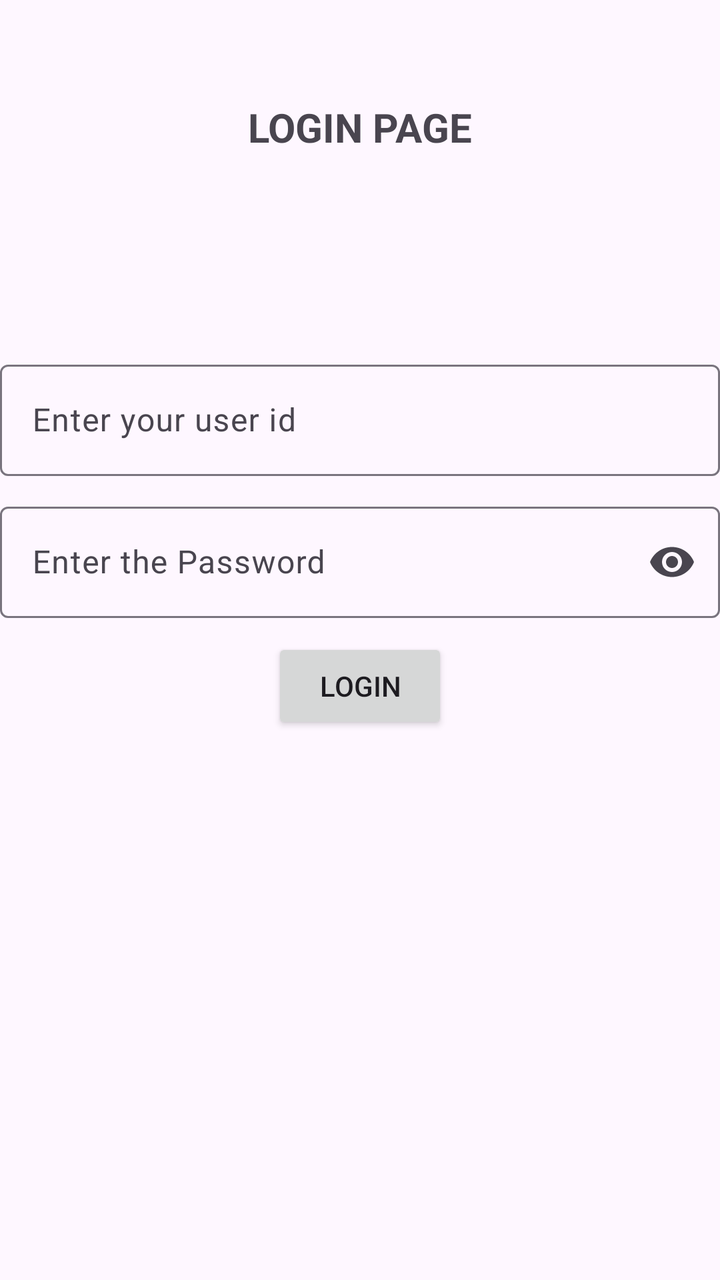
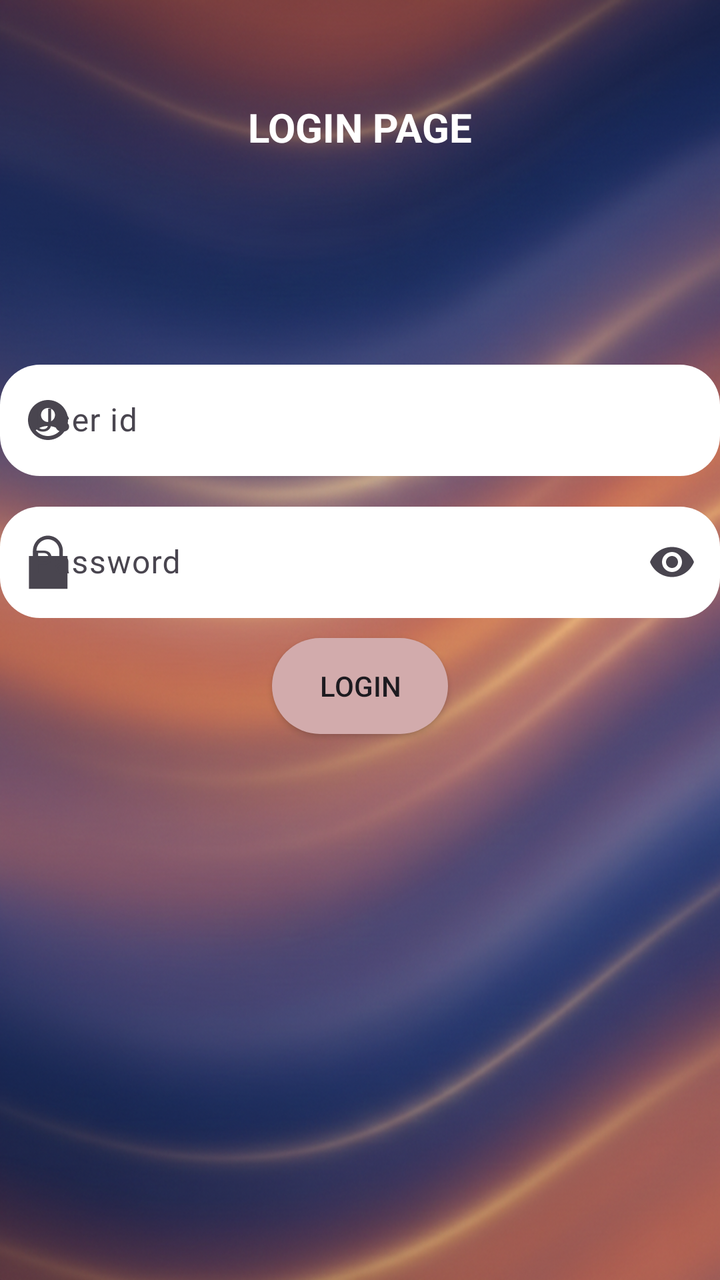

Screens rendered from an Android XML layout before and after an edit, with the pre-edit source and the edit as a unified diff.
<!-- AndroidManifest.xml: application theme Theme.CollegeEventManager -->
<!-- res/layout/activity_login_page.xml -->
<?xml version="1.0" encoding="utf-8"?>
<LinearLayout
    xmlns:android="http://schemas.android.com/apk/res/android"
    xmlns:tools="http://schemas.android.com/tools"
    xmlns:app="http://schemas.android.com/apk/res-auto"
    android:id="@+id/main"
    android:layout_width="match_parent"
    android:layout_height="match_parent"
    android:orientation="vertical"
    tools:context=".LoginPage">
    <TextView
        android:layout_width="wrap_content"
        android:layout_height="wrap_content"
        android:text="LOGIN PAGE"
        android:layout_gravity="center"
        android:layout_margin="50dp"
        android:textStyle="bold"
        android:textSize="20sp"/>

    <com.google.android.material.textfield.TextInputLayout
        android:layout_width="match_parent"
        android:layout_height="wrap_content"
        android:layout_marginTop="50dp"
       >

        <com.google.android.material.textfield.TextInputEditText
            android:layout_width="match_parent"
            android:layout_height="wrap_content"
            android:hint="Enter your user id"
            android:id="@+id/userId"/>
    </com.google.android.material.textfield.TextInputLayout>

    <com.google.android.material.textfield.TextInputLayout
        android:layout_width="match_parent"
        android:layout_height="wrap_content"
        app:endIconMode="password_toggle"
        android:layout_marginTop="10dp">

        <com.google.android.material.textfield.TextInputEditText
            android:layout_width="match_parent"
            android:layout_height="wrap_content"
            android:hint="Enter the Password"
            android:inputType="textPassword"

            android:id="@+id/pass"/>
    </com.google.android.material.textfield.TextInputLayout>
    <androidx.appcompat.widget.AppCompatButton
        android:layout_width="wrap_content"
        android:layout_height="wrap_content"
        android:layout_gravity="center"
        android:layout_marginTop="10sp"
        android:id="@+id/login"
        android:text="Login"/>
</LinearLayout>
<!-- resources referenced by this layout -->
<resources>
  <style name="Theme.CollegeEventManager" parent="Theme.Material3.DayNight.NoActionBar">
      </style>
</resources>

<!-- the commit's change to res/layout/activity_login_page.xml (unified diff, before → after) -->
@@ -7,13 +7,15 @@
     android:layout_width="match_parent"
     android:layout_height="match_parent"
     android:orientation="vertical"
-    tools:context=".LoginPage">
+    tools:context=".LoginPage"
+    android:background="@drawable/backgroundd">
     <TextView
         android:layout_width="wrap_content"
         android:layout_height="wrap_content"
         android:text="LOGIN PAGE"
         android:layout_gravity="center"
         android:layout_margin="50dp"
+        android:textColor="@color/white"
         android:textStyle="bold"
         android:textSize="20sp"/>
 
@@ -21,12 +23,14 @@
         android:layout_width="match_parent"
         android:layout_height="wrap_content"
         android:layout_marginTop="50dp"
+        app:startIconDrawable="@drawable/baseline_account_circle_24"
        >
 
         <com.google.android.material.textfield.TextInputEditText
             android:layout_width="match_parent"
             android:layout_height="wrap_content"
-            android:hint="Enter your user id"
+            android:background="@drawable/field"
+            android:hint="User id"
             android:id="@+id/userId"/>
     </com.google.android.material.textfield.TextInputLayout>
 
@@ -34,13 +38,16 @@
         android:layout_width="match_parent"
         android:layout_height="wrap_content"
         app:endIconMode="password_toggle"
-        android:layout_marginTop="10dp">
+        android:layout_marginTop="10dp"
+        app:startIconDrawable="@drawable/pass"
+        >
 
         <com.google.android.material.textfield.TextInputEditText
             android:layout_width="match_parent"
             android:layout_height="wrap_content"
-            android:hint="Enter the Password"
+            android:hint="Password"
             android:inputType="textPassword"
+            android:background="@drawable/field"
 
             android:id="@+id/pass"/>
     </com.google.android.material.textfield.TextInputLayout>
@@ -50,5 +57,6 @@
         android:layout_gravity="center"
         android:layout_marginTop="10sp"
         android:id="@+id/login"
+        android:background="@drawable/buttton"
         android:text="Login"/>
 </LinearLayout>
<!-- resource entries referenced after the edit -->
@@ -1,5 +1,48 @@
 <!-- resources referenced by this layout -->
 <resources>
+  <color name="white">#FFFFFFFF</color>
+  <!-- drawable backgroundd: png bitmap (drawable, 927786 bytes) -->
+  <!-- drawable baseline_account_circle_24 (drawable) -->
+  <vector xmlns:android="http://schemas.android.com/apk/res/android" android:height="24dp" android:tint="#000000" android:viewportHeight="24" android:viewportWidth="24" android:width="24dp">
+        
+      <path android:fillColor="@android:color/white" android:pathData="M12,2C6.48,2 2,6.48 2,12s4.48,10 10,10s10,-4.48 10,-10S17.52,2 12,2zM12,6c1.93,0 3.5,1.57 3.5,3.5S13.93,13 12,13s-3.5,-1.57 -3.5,-3.5S10.07,6 12,6zM12,20c-2.03,0 -4.43,-0.82 -6.14,-2.88C7.55,15.8 9.68,15 12,15s4.45,0.8 6.14,2.12C16.43,19.18 14.03,20 12,20z"/>
+      
+  </vector>
+  <!-- drawable buttton (drawable) -->
+  <?xml version="1.0" encoding="utf-8"?>
+  <selector xmlns:android="http://schemas.android.com/apk/res/android">
+  <item>
+       <shape android:shape="rectangle">
+           <solid android:color="#d2abac" />
+           <corners android:radius="30dp"/>
+       </shape>
+  </item>
+  </selector>
+  <!-- drawable field (drawable) -->
+  <?xml version="1.0" encoding="utf-8"?>
+  <selector xmlns:android="http://schemas.android.com/apk/res/android">
+  <item>
+      <shape android:shape="rectangle">
+          <corners android:radius="20dp"/>
+          <solid android:color="#ffffff"/>
+      </shape>
+  </item>
+  </selector>
+  <!-- drawable pass (drawable) -->
+  <vector xmlns:android="http://schemas.android.com/apk/res/android"
+      android:width="32dp"
+      android:height="32dp"
+      android:viewportWidth="8.4667"
+      android:viewportHeight="8.4667">
+    <path
+        android:pathData="M1.7113,3.4456l5.0999,0l0,4.3394l-5.0999,0z"
+        android:strokeWidth="1"
+        android:fillColor="#000"/>
+    <path
+        android:pathData="m4.2176,0.7458c-0.3421,0 -0.6841,0.0907 -0.9907,0.272 -0.6132,0.3626 -0.993,1.0353 -0.993,1.7629l0,0.8367l0.471,0l0,-0.8367c0,-0.5518 0.2867,-1.0616 0.7552,-1.3387 0.4686,-0.2771 1.0463,-0.2771 1.5148,0 0.4686,0.2771 0.7552,0.7869 0.7552,1.3387l0,0.8367l0.471,0l0,-0.8367c0,-0.7277 -0.3797,-1.4003 -0.9928,-1.7629 -0.3066,-0.1813 -0.6488,-0.272 -0.9908,-0.272z"
+        android:strokeWidth="1"
+        android:fillColor="#000"/>
+  </vector>
   <style name="Theme.CollegeEventManager" parent="Theme.Material3.DayNight.NoActionBar">
       </style>
 </resources>
